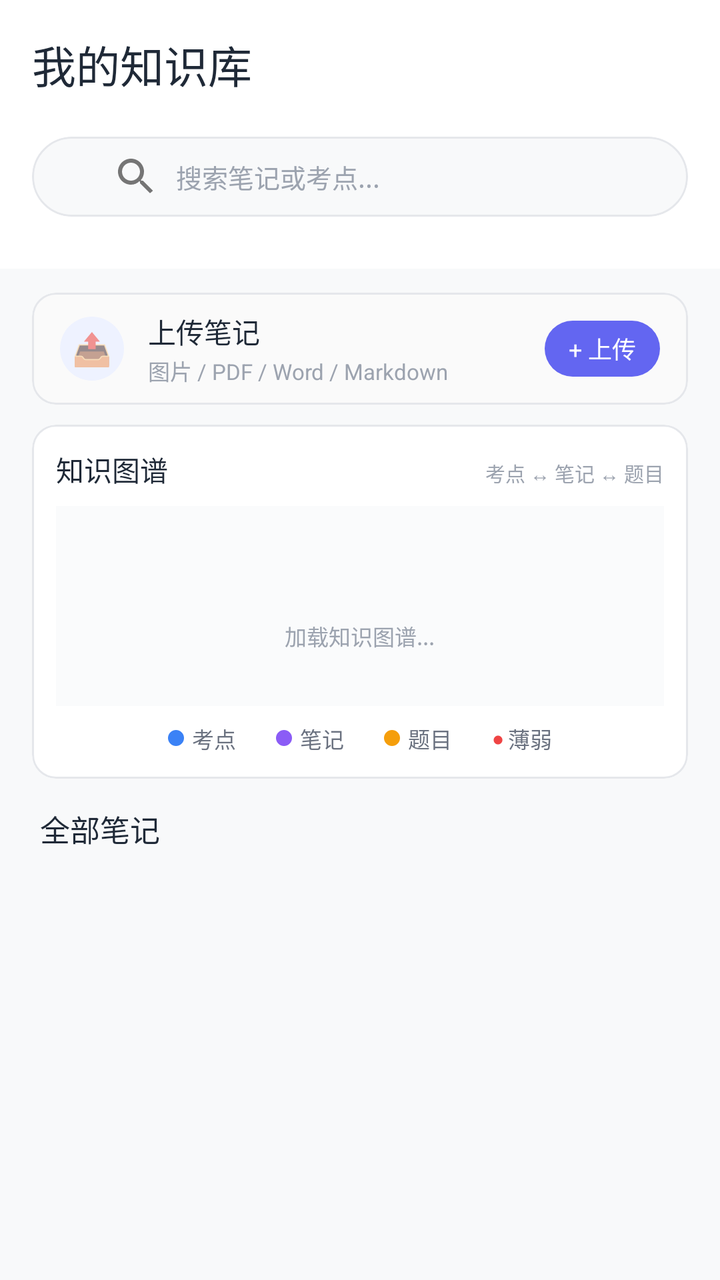
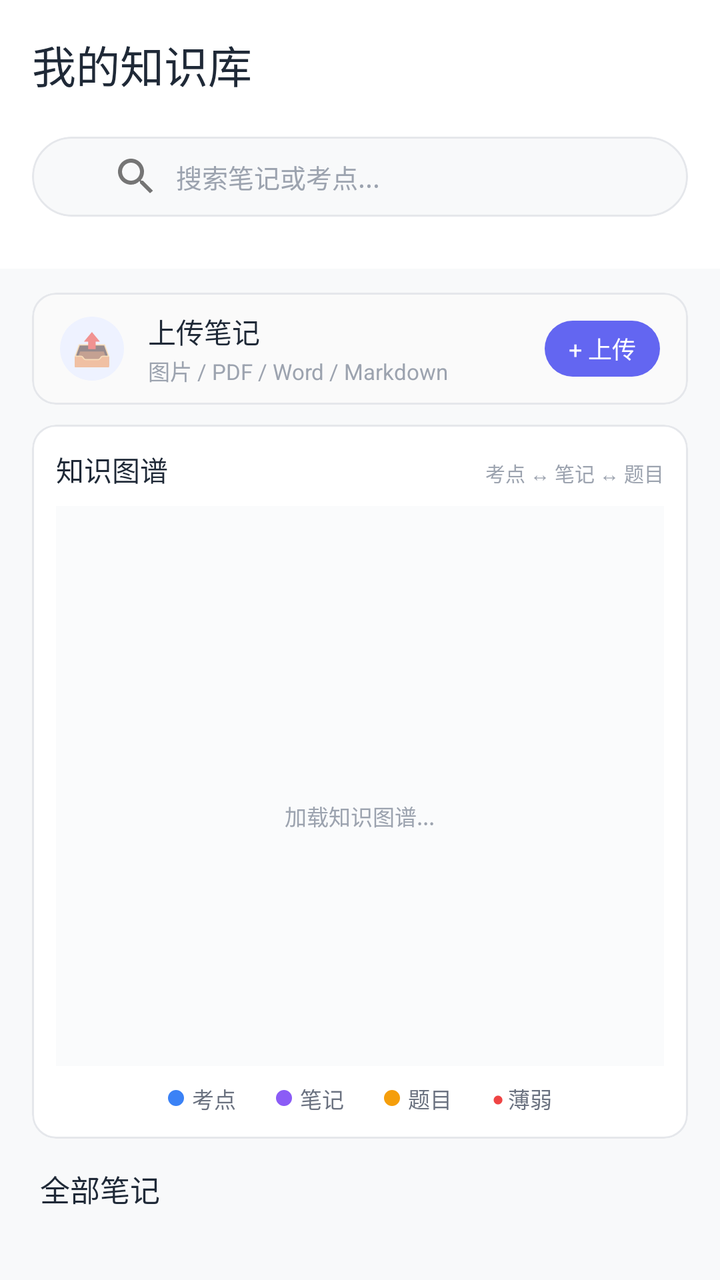

An Android layout rendered at two revisions. The XML below is the earlier revision; the diff shows what the commit changed to produce the second picture.
<!-- AndroidManifest.xml: application theme AppTheme -->
<!-- res/layout/fragment_knowledge_list.xml -->
<?xml version="1.0" encoding="utf-8"?>
<FrameLayout xmlns:android="http://schemas.android.com/apk/res/android"
    xmlns:app="http://schemas.android.com/apk/res-auto"
    android:layout_width="match_parent"
    android:layout_height="match_parent"
    android:background="@color/gray_bg"
    android:fitsSystemWindows="true">

    <LinearLayout
        android:layout_width="match_parent"
        android:layout_height="match_parent"
        android:orientation="vertical">

        
        <com.google.android.material.card.MaterialCardView
            android:layout_width="match_parent"
            android:layout_height="wrap_content"
            app:cardElevation="0dp"
            app:cardCornerRadius="0dp"
            app:cardBackgroundColor="@color/white"
            android:clickable="false">

            <LinearLayout
                android:layout_width="match_parent"
                android:layout_height="wrap_content"
                android:orientation="vertical"
                android:padding="16dp"
                android:paddingBottom="12dp">

                <TextView
                    android:layout_width="wrap_content"
                    android:layout_height="wrap_content"
                    android:text="我的知识库"
                    android:textSize="22sp"
                    android:textColor="@color/on_surface"
                    android:fontFamily="sans-serif-medium" />

                
                <LinearLayout
                    android:id="@+id/ll_stats"
                    android:layout_width="match_parent"
                    android:layout_height="wrap_content"
                    android:orientation="horizontal"
                    android:layout_marginTop="10dp" />

                
                <com.google.android.material.card.MaterialCardView
                    android:layout_width="match_parent"
                    android:layout_height="40dp"
                    app:cardElevation="0dp"
                    app:strokeWidth="1dp"
                    app:strokeColor="@color/outline"
                    app:cardCornerRadius="20dp"
                    app:cardBackgroundColor="@color/gray_bg"
                    android:layout_marginTop="10dp">

                    <EditText
                        android:id="@+id/et_search"
                        android:layout_width="match_parent"
                        android:layout_height="match_parent"
                        android:background="@null"
                        android:hint="搜索笔记或考点..."
                        android:textSize="13sp"
                        android:textColor="@color/on_surface"
                        android:textColorHint="@color/text_tertiary"
                        android:paddingStart="40dp"
                        android:paddingEnd="12dp"
                        android:maxLines="1"
                        android:inputType="text"
                        android:drawableStart="@drawable/ic_search"
                        android:drawablePadding="8dp"
                        android:gravity="center_vertical" />
                </com.google.android.material.card.MaterialCardView>

                
                <HorizontalScrollView
                    android:layout_width="match_parent"
                    android:layout_height="wrap_content"
                    android:layout_marginTop="10dp"
                    android:scrollbars="none">

                    <LinearLayout
                        android:id="@+id/ll_subject_tabs"
                        android:layout_width="wrap_content"
                        android:layout_height="wrap_content"
                        android:orientation="horizontal" />
                </HorizontalScrollView>
            </LinearLayout>
        </com.google.android.material.card.MaterialCardView>

        
        <com.google.android.material.card.MaterialCardView
            android:id="@+id/card_upload"
            android:layout_width="match_parent"
            android:layout_height="wrap_content"
            app:cardElevation="0dp"
            app:strokeWidth="1dp"
            app:strokeColor="#E5E7EB"
            app:cardCornerRadius="12dp"
            app:cardBackgroundColor="#FAFAFA"
            android:layout_marginHorizontal="16dp"
            android:layout_marginTop="12dp"
            android:clickable="true"
            android:focusable="true"
            android:foreground="?attr/selectableItemBackground">

            <LinearLayout
                android:layout_width="match_parent"
                android:layout_height="wrap_content"
                android:orientation="vertical">

                
                <LinearLayout
                    android:id="@+id/ll_upload_trigger"
                    android:layout_width="match_parent"
                    android:layout_height="56dp"
                    android:orientation="horizontal"
                    android:gravity="center_vertical"
                    android:paddingStart="14dp"
                    android:paddingEnd="14dp">

                    <TextView
                        android:layout_width="32dp"
                        android:layout_height="32dp"
                        android:gravity="center"
                        android:text="📤"
                        android:textSize="16sp"
                        android:background="@drawable/bg_btn_rounded_white"
                        android:backgroundTint="#EEF2FF" />

                    <LinearLayout
                        android:layout_width="0dp"
                        android:layout_height="wrap_content"
                        android:layout_weight="1"
                        android:orientation="vertical"
                        android:layout_marginStart="12dp">

                        <TextView
                            android:layout_width="wrap_content"
                            android:layout_height="wrap_content"
                            android:text="上传笔记"
                            android:textSize="14sp"
                            android:textColor="@color/on_surface"
                            android:fontFamily="sans-serif-medium" />

                        <TextView
                            android:layout_width="wrap_content"
                            android:layout_height="wrap_content"
                            android:text="图片 / PDF / Word / Markdown"
                            android:textSize="11sp"
                            android:textColor="@color/text_tertiary"
                            android:layout_marginTop="1dp" />
                    </LinearLayout>

                    <TextView
                        android:layout_width="wrap_content"
                        android:layout_height="28dp"
                        android:gravity="center"
                        android:paddingHorizontal="12dp"
                        android:text="+ 上传"
                        android:textSize="12sp"
                        android:textColor="@color/white"
                        android:background="@drawable/bg_btn_rounded_white"
                        android:backgroundTint="@color/primary_color" />
                </LinearLayout>

                
                <LinearLayout
                    android:id="@+id/ll_upload_progress"
                    android:layout_width="match_parent"
                    android:layout_height="wrap_content"
                    android:orientation="vertical"
                    android:paddingHorizontal="16dp"
                    android:paddingVertical="12dp"
                    android:visibility="gone">

                    <LinearLayout
                        android:layout_width="match_parent"
                        android:layout_height="wrap_content"
                        android:orientation="horizontal">

                        <TextView
                            android:id="@+id/tv_upload_step"
                            android:layout_width="0dp"
                            android:layout_height="wrap_content"
                            android:layout_weight="1"
                            android:text="上传中..."
                            android:textSize="12sp"
                            android:textColor="@color/on_surface" />

                        <TextView
                            android:id="@+id/tv_upload_progress"
                            android:layout_width="wrap_content"
                            android:layout_height="wrap_content"
                            android:text="0%"
                            android:textSize="11sp"
                            android:textColor="@color/text_tertiary" />
                    </LinearLayout>

                    <ProgressBar
                        android:id="@+id/pb_upload"
                        style="?android:attr/progressBarStyleHorizontal"
                        android:layout_width="match_parent"
                        android:layout_height="3dp"
                        android:layout_marginTop="8dp"
                        android:max="100"
                        android:progress="0" />
                </LinearLayout>
            </LinearLayout>
        </com.google.android.material.card.MaterialCardView>

        
        <com.google.android.material.card.MaterialCardView
            android:layout_width="match_parent"
            android:layout_height="wrap_content"
            app:cardElevation="0dp"
            app:strokeWidth="1dp"
            app:strokeColor="#E5E7EB"
            app:cardCornerRadius="12dp"
            app:cardBackgroundColor="@color/white"
            android:layout_marginHorizontal="16dp"
            android:layout_marginTop="10dp"
            android:clickable="false">

            <LinearLayout
                android:layout_width="match_parent"
                android:layout_height="wrap_content"
                android:orientation="vertical"
                android:padding="12dp">

                <LinearLayout
                    android:layout_width="match_parent"
                    android:layout_height="wrap_content"
                    android:orientation="horizontal">

                    <TextView
                        android:layout_width="0dp"
                        android:layout_height="wrap_content"
                        android:layout_weight="1"
                        android:text="知识图谱"
                        android:textSize="14sp"
                        android:textColor="@color/on_surface"
                        android:fontFamily="sans-serif-medium" />

                    <TextView
                        android:layout_width="wrap_content"
                        android:layout_height="wrap_content"
                        android:text="考点 ↔ 笔记 ↔ 题目"
                        android:textSize="10sp"
                        android:textColor="@color/text_tertiary" />
                </LinearLayout>

                <FrameLayout
                    android:layout_width="match_parent"
                    android:layout_height="100dp"
                    android:layout_marginTop="8dp"
                    android:background="@drawable/bg_card_white"
                    app:cardCornerRadius="12dp">

                    <WebView
                        android:id="@+id/wv_knowledge_graph"
                        android:layout_width="match_parent"
                        android:layout_height="match_parent" />

                    <LinearLayout
                        android:id="@+id/graph_loading_overlay"
                        android:layout_width="match_parent"
                        android:layout_height="match_parent"
                        android:gravity="center"
                        android:orientation="vertical"
                        android:background="#FAFBFC">

                        <ProgressBar
                            android:layout_width="24dp"
                            android:layout_height="24dp"
                            android:indeterminateTint="@color/primary_color" />

                        <TextView
                            android:layout_width="wrap_content"
                            android:layout_height="wrap_content"
                            android:text="加载知识图谱..."
                            android:textSize="11sp"
                            android:textColor="@color/text_tertiary"
                            android:paddingTop="6dp" />
                    </LinearLayout>
                </FrameLayout>

                <LinearLayout
                    android:layout_width="match_parent"
                    android:layout_height="wrap_content"
                    android:orientation="horizontal"
                    android:gravity="center"
                    android:layout_marginTop="8dp">

                    <LinearLayout
                        android:layout_width="wrap_content"
                        android:layout_height="wrap_content"
                        android:orientation="horizontal"
                        android:gravity="center_vertical">

                        <View android:layout_width="8dp" android:layout_height="8dp"
                            android:layout_marginEnd="4dp"
                            android:background="@drawable/bg_dot_blue" />
                        <TextView android:layout_width="wrap_content" android:layout_height="wrap_content"
                            android:text="考点" android:textSize="11sp" android:textColor="@color/gray_text" />
                    </LinearLayout>

                    <LinearLayout
                        android:layout_width="wrap_content"
                        android:layout_height="wrap_content"
                        android:orientation="horizontal"
                        android:gravity="center_vertical"
                        android:layout_marginStart="20dp">

                        <View android:layout_width="8dp" android:layout_height="8dp"
                            android:layout_marginEnd="4dp"
                            android:background="@drawable/bg_dot_purple" />
                        <TextView android:layout_width="wrap_content" android:layout_height="wrap_content"
                            android:text="笔记" android:textSize="11sp" android:textColor="@color/gray_text" />
                    </LinearLayout>

                    <LinearLayout
                        android:layout_width="wrap_content"
                        android:layout_height="wrap_content"
                        android:orientation="horizontal"
                        android:gravity="center_vertical"
                        android:layout_marginStart="20dp">

                        <View android:layout_width="8dp" android:layout_height="8dp"
                            android:layout_marginEnd="4dp"
                            android:background="@drawable/bg_dot_yellow" />
                        <TextView android:layout_width="wrap_content" android:layout_height="wrap_content"
                            android:text="题目" android:textSize="11sp" android:textColor="@color/gray_text" />
                    </LinearLayout>

                    <LinearLayout
                        android:layout_width="wrap_content"
                        android:layout_height="wrap_content"
                        android:orientation="horizontal"
                        android:gravity="center_vertical"
                        android:layout_marginStart="20dp">

                        <TextView android:layout_width="wrap_content" android:layout_height="wrap_content"
                            android:text="●" android:textSize="10sp" android:textColor="@color/red"
                            android:layout_marginEnd="2dp" />
                        <TextView android:layout_width="wrap_content" android:layout_height="wrap_content"
                            android:text="薄弱" android:textSize="11sp" android:textColor="@color/gray_text" />
                    </LinearLayout>
                </LinearLayout>
            </LinearLayout>
        </com.google.android.material.card.MaterialCardView>

        
        <TextView
            android:layout_width="wrap_content"
            android:layout_height="wrap_content"
            android:text="全部笔记"
            android:textSize="15sp"
            android:textColor="@color/on_surface"
            android:fontFamily="sans-serif-medium"
            android:layout_marginStart="20dp"
            android:layout_marginTop="14dp"
            android:layout_marginBottom="2dp" />

        
        <androidx.recyclerview.widget.RecyclerView
            android:id="@+id/rv_notes"
            android:layout_width="match_parent"
            android:layout_height="0dp"
            android:layout_weight="1"
            android:paddingHorizontal="4dp"
            android:paddingBottom="16dp"
            android:clipToPadding="false" />
    </LinearLayout>

</FrameLayout>
<!-- resources referenced by this layout -->
<resources>
  <color name="gray_bg">#F8F9FA</color>
  <color name="gray_text">#6B7280</color>
  <color name="on_surface">#1F2937</color>
  <color name="outline">#E5E7EB</color>
  <color name="primary_color">#6366F1</color>
  <color name="red">#EF4444</color>
  <color name="text_tertiary">#9CA3AF</color>
  <color name="white">#FFFFFF</color>
  <!-- drawable bg_btn_rounded_white (drawable) -->
  <?xml version="1.0" encoding="utf-8"?>
  <shape xmlns:android="http://schemas.android.com/apk/res/android"
      android:shape="rectangle">
      <solid android:color="#FFFFFF" />
      <corners android:radius="18dp" />
  </shape>
  <!-- drawable bg_card_white (drawable) -->
  <?xml version="1.0" encoding="utf-8"?>
  <shape xmlns:android="http://schemas.android.com/apk/res/android" android:shape="rectangle">
      <solid android:color="#FFFFFF" />
      <stroke android:width="1dp" android:color="#F3F4F6" />
      <corners android:radius="16dp" />
  </shape>
  <!-- drawable bg_dot_blue (drawable) -->
  <?xml version="1.0" encoding="utf-8"?>
  <shape xmlns:android="http://schemas.android.com/apk/res/android" android:shape="oval">
      <solid android:color="#3B82F6" />
  </shape>
  <!-- drawable bg_dot_purple (drawable) -->
  <?xml version="1.0" encoding="utf-8"?>
  <shape xmlns:android="http://schemas.android.com/apk/res/android" android:shape="oval">
      <solid android:color="#8B5CF6" />
  </shape>
  <!-- drawable bg_dot_yellow (drawable) -->
  <?xml version="1.0" encoding="utf-8"?>
  <shape xmlns:android="http://schemas.android.com/apk/res/android" android:shape="oval">
      <solid android:color="#F59E0B" />
  </shape>
  <!-- drawable ic_search (drawable) -->
  <vector xmlns:android="http://schemas.android.com/apk/res/android"
      android:width="24dp"
      android:height="24dp"
      android:viewportWidth="24"
      android:viewportHeight="24">
      <path
          android:fillColor="#757575"
          android:pathData="M15.5,14h-0.79l-0.28,-0.27C15.41,12.59 16,11.11 16,9.5 16,5.91 13.09,3 9.5,3S3,5.91 3,9.5 5.91,16 9.5,16c1.61,0 3.09,-0.59 4.23,-1.77l0.27,0.28v0.79l5,4.99L20.49,19l-4.99,-5zM9.5,14C7.01,14 5,11.99 5,9.5S7.01,5 9.5,5 14,7.01 14,9.5 11.99,14 9.5,14z"/>
  </vector>
  <style name="AppTheme" parent="Theme.MaterialComponents.Light.NoActionBar">
          <item name="colorPrimary">@color/primary_color</item>
          <item name="colorPrimaryDark">@color/primary_dark</item>
          <item name="colorAccent">@color/accent_color</item>
          <item name="android:statusBarColor">@color/primary_color</item>
      </style>
  <color name="primary_dark">#4F46E5</color>
  <color name="accent_color">#818CF8</color>
</resources>

<!-- the commit's change to res/layout/fragment_knowledge_list.xml (unified diff, before → after) -->
@@ -252,7 +252,7 @@
 
                 <FrameLayout
                     android:layout_width="match_parent"
-                    android:layout_height="100dp"
+                    android:layout_height="280dp"
                     android:layout_marginTop="8dp"
                     android:background="@drawable/bg_card_white"
                     app:cardCornerRadius="12dp">
